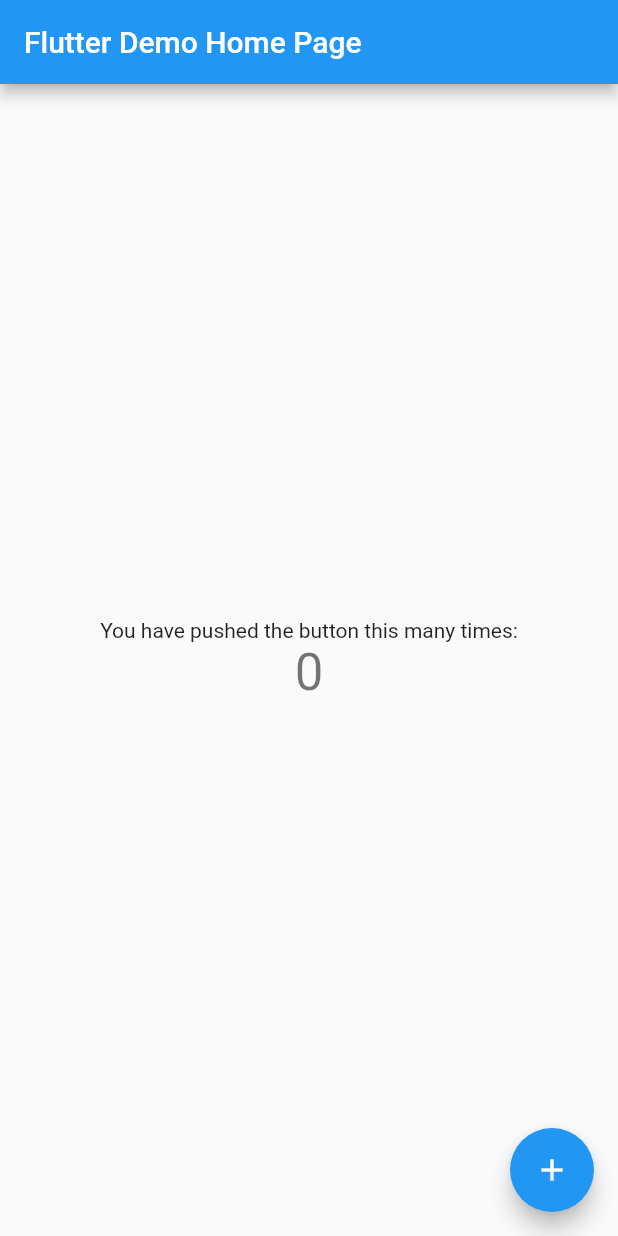
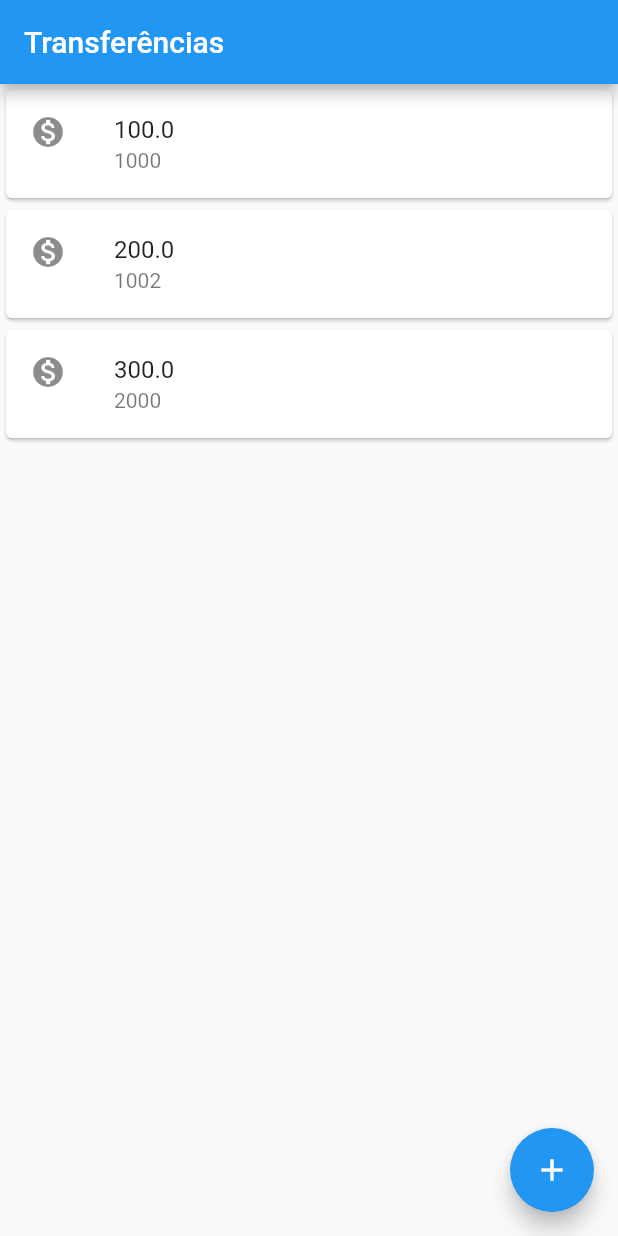
Before and after one commit to erickm32/alura_bytebank, a Flutter app: the screen it shows after launch, on a phone screen of 412 x 824 dp. Run offline on Flutter 3.47's test engine with Material 2 defaults, Android fonts, the phone set to English and light mode, and no system bars.

Commit message:
Deleting default project structure and finishing lesson 2/5

```diff
--- a/lib/main.dart
+++ b/lib/main.dart
@@ -1,111 +1,48 @@
 import 'package:flutter/material.dart';
 
-void main() => runApp(MyApp());
+void main() => runApp(MaterialApp(
+  home: Scaffold(
+    appBar: AppBar(title: Text('Transferências',),),
+    body: ListaTransferencias(),
+    floatingActionButton: FloatingActionButton(
+      child: Icon(Icons.add),
+      onPressed: null,
+    ),
+  ),
+));
 
-class MyApp extends StatelessWidget {
-  // This widget is the root of your application.
+class ListaTransferencias extends StatelessWidget {
   @override
   Widget build(BuildContext context) {
-    return MaterialApp(
-      title: 'Flutter Demo',
-      theme: ThemeData(
-        // This is the theme of your application.
-        //
-        // Try running your application with "flutter run". You'll see the
-        // application has a blue toolbar. Then, without quitting the app, try
-        // changing the primarySwatch below to Colors.green and then invoke
-        // "hot reload" (press "r" in the console where you ran "flutter run",
-        // or simply save your changes to "hot reload" in a Flutter IDE).
-        // Notice that the counter didn't reset back to zero; the application
-        // is not restarted.
-        primarySwatch: Colors.blue,
-      ),
-      home: MyHomePage(title: 'Flutter Demo Home Page'),
-    );
+    return Column(children: <Widget>[
+      ItemTransferencia(Transferencia(100.0, '1000')),
+      ItemTransferencia(Transferencia(200.0, '1002')),
+      ItemTransferencia(Transferencia(300.0, '2000')),
+    ],);
   }
 }
 
-class MyHomePage extends StatefulWidget {
-  MyHomePage({Key key, this.title}) : super(key: key);
+class ItemTransferencia extends StatelessWidget {
+  final Transferencia _transferencia;
 
-  // This widget is the home page of your application. It is stateful, meaning
-  // that it has a State object (defined below) that contains fields that affect
-  // how it looks.
-
-  // This class is the configuration for the state. It holds the values (in this
-  // case the title) provided by the parent (in this case the App widget) and
-  // used by the build method of the State. Fields in a Widget subclass are
-  // always marked "final".
-
-  final String title;
-
-  @override
-  _MyHomePageState createState() => _MyHomePageState();
-}
-
-class _MyHomePageState extends State<MyHomePage> {
-  int _counter = 0;
-
-  void _incrementCounter() {
-    setState(() {
-      // This call to setState tells the Flutter framework that something has
-      // changed in this State, which causes it to rerun the build method below
-      // so that the display can reflect the updated values. If we changed
-      // _counter without calling setState(), then the build method would not be
-      // called again, and so nothing would appear to happen.
-      _counter++;
-    });
-  }
+  const ItemTransferencia(this._transferencia);
 
   @override
   Widget build(BuildContext context) {
-    // This method is rerun every time setState is called, for instance as done
-    // by the _incrementCounter method above.
-    //
-    // The Flutter framework has been optimized to make rerunning build methods
-    // fast, so that you can just rebuild anything that needs updating rather
-    // than having to individually change instances of widgets.
-    return Scaffold(
-      appBar: AppBar(
-        // Here we take the value from the MyHomePage object that was created by
-        // the App.build method, and use it to set our appbar title.
-        title: Text(widget.title),
+    return Card(
+      child: ListTile(
+        leading: Icon(Icons.monetization_on),
+        title: Text(_transferencia._valor.toString()),
+        subtitle: Text(_transferencia._numeroDaConta),
       ),
-      body: Center(
-        // Center is a layout widget. It takes a single child and positions it
-        // in the middle of the parent.
-        child: Column(
-          // Column is also a layout widget. It takes a list of children and
-          // arranges them vertically. By default, it sizes itself to fit its
-          // children horizontally, and tries to be as tall as its parent.
-          //
-          // Invoke "debug painting" (press "p" in the console, choose the
-          // "Toggle Debug Paint" action from the Flutter Inspector in Android
-          // Studio, or the "Toggle Debug Paint" command in Visual Studio Code)
-          // to see the wireframe for each widget.
-          //
-          // Column has various properties to control how it sizes itself and
-          // how it positions its children. Here we use mainAxisAlignment to
-          // center the children vertically; the main axis here is the vertical
-          // axis because Columns are vertical (the cross axis would be
-          // horizontal).
-          mainAxisAlignment: MainAxisAlignment.center,
-          children: <Widget>[
-            Text(
-              'You have pushed the button this many times:',
-            ),
-            Text(
-              '$_counter',
-              style: Theme.of(context).textTheme.display1,
-            ),
-          ],
-        ),
-      ),
-      floatingActionButton: FloatingActionButton(
-        onPressed: _incrementCounter,
-        tooltip: 'Increment',
-        child: Icon(Icons.add),
-      ), // This trailing comma makes auto-formatting nicer for build methods.
     );
   }
+
 }
+
+class Transferencia {
+  final double _valor;
+  final String _numeroDaConta;
+
+  Transferencia(this._valor, this._numeroDaConta);
+}
```
